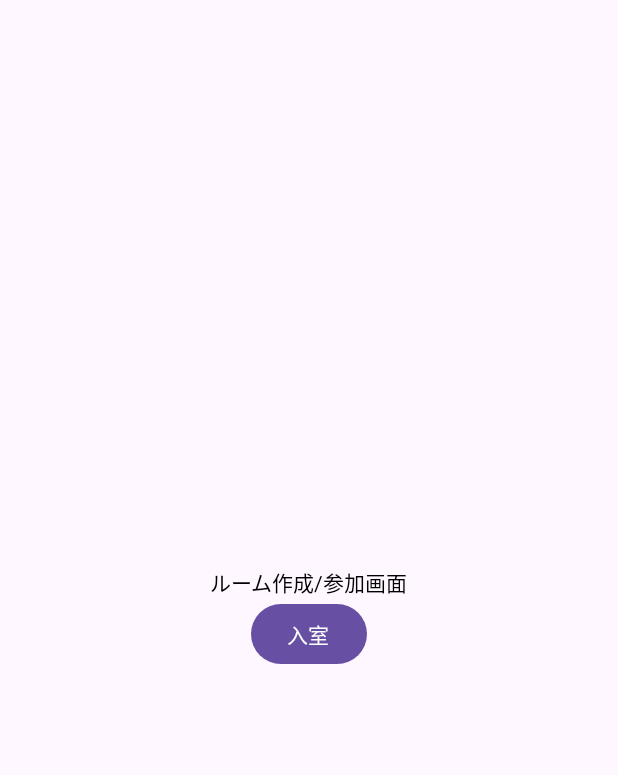
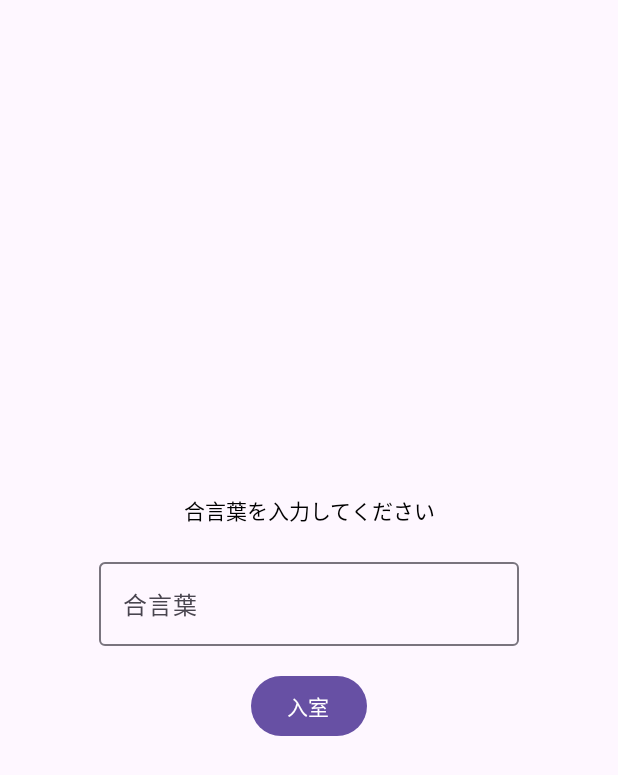
Before and after one commit to Saisei2004/WILDCARD, an Android app built with Jetpack Compose: the RoomScreen screen opened through its navigation route, on a phone screen of 412 x 824 dp. Shown: the top 775 px of the screen. Run offline under Robolectric (Android 15) with nearby library versions, the phone set to English and light mode, and no system bars.

Commit message:
入力欄作成（flashが少しいじったからおかしいところあるかも）

```diff
--- a/app/src/main/java/com/example/wildcard/domain/managers/RoomManager.kt
+++ b/app/src/main/java/com/example/wildcard/domain/managers/RoomManager.kt
@@ -23,7 +23,7 @@ class RoomManager(
      */
     suspend fun registerUserAndJoinOrCreateRoom(username: String, roomCode: String): Boolean {
         // TODO: Firebase Authenticationでユーザーを認証し、UIDを取得
-        val uid = "dummy_uid_" + System.currentTimeMillis() // 仮のUID
+        val uid = java.util.UUID.randomUUID().toString()
 
         // ルームを検索または作成
         val room = firebaseService.findOrCreateRoom(roomCode)
--- a/app/src/main/java/com/example/wildcard/ui/screens/AppScreens.kt
+++ b/app/src/main/java/com/example/wildcard/ui/screens/AppScreens.kt
@@ -2,22 +2,39 @@ package com.example.wildcard.ui.screens
 
 import androidx.compose.foundation.layout.Arrangement
 import androidx.compose.foundation.layout.Column
+import androidx.compose.foundation.layout.Spacer
 import androidx.compose.foundation.layout.fillMaxSize
+import androidx.compose.foundation.layout.height
 import androidx.compose.material3.Button
+import androidx.compose.material3.OutlinedTextField
 import androidx.compose.material3.Text
 import androidx.compose.runtime.Composable
+import androidx.compose.runtime.getValue
+import androidx.compose.runtime.mutableStateOf
+import androidx.compose.runtime.remember
+import androidx.compose.runtime.setValue
 import androidx.compose.ui.Alignment
 import androidx.compose.ui.Modifier
+import androidx.compose.ui.unit.dp
 import androidx.navigation.NavController
 
 @Composable
 fun UserRegistrationScreen(navController: NavController) {
+    var username by remember { mutableStateOf("") }
+
     Column(
         modifier = Modifier.fillMaxSize(),
         verticalArrangement = Arrangement.Center,
         horizontalAlignment = Alignment.CenterHorizontally
     ) {
-        Text(text = "ユーザー名登録画面")
+        Text(text = "ユーザー名を入力してください")
+        Spacer(modifier = Modifier.height(16.dp))
+        OutlinedTextField(
+            value = username,
+            onValueChange = { username = it },
+            label = { Text("ユーザー名") }
+        )
+        Spacer(modifier = Modifier.height(16.dp))
         Button(onClick = { navController.navigate("room") }) {
             Text("登録して次へ")
         }
@@ -26,12 +43,21 @@ fun UserRegistrationScreen(navController: NavController) {
 
 @Composable
 fun RoomScreen(navController: NavController) {
+    var roomName by remember { mutableStateOf("") }
+
     Column(
         modifier = Modifier.fillMaxSize(),
         verticalArrangement = Arrangement.Center,
         horizontalAlignment = Alignment.CenterHorizontally
     ) {
-        Text(text = "ルーム作成/参加画面")
+        Text(text = "合言葉を入力してください")
+        Spacer(modifier = Modifier.height(16.dp))
+        OutlinedTextField(
+            value = roomName,
+            onValueChange = { roomName = it },
+            label = { Text("合言葉") }
+        )
+        Spacer(modifier = Modifier.height(16.dp))
         Button(onClick = { navController.navigate("dashboard") }) {
             Text("入室")
         }
```
Also changed, not shown: app/src/main/java/com/example/wildcard/ui/registration/UserRegistrationScreen.kt (+39 -5 lines), 1 other file.
